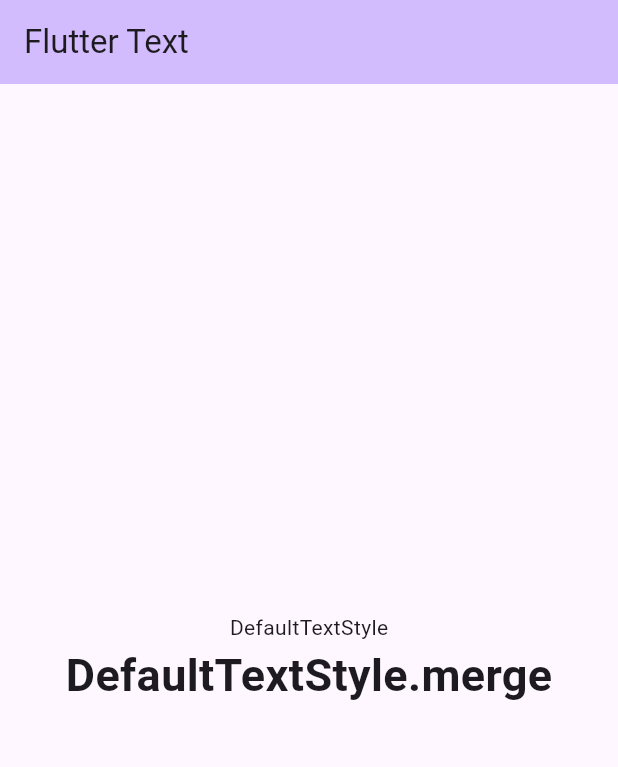
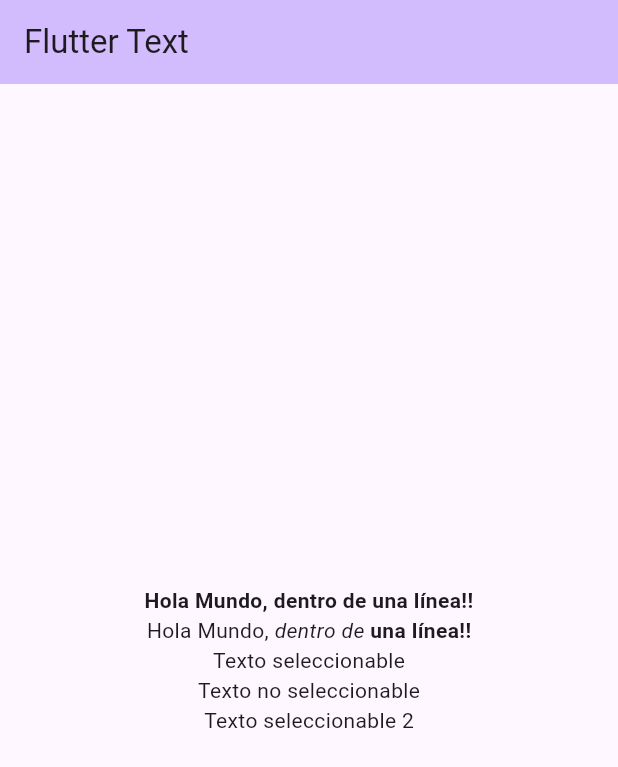
Before and after one commit to jaimetellezb/widget-catalog, a Flutter app: the screen it shows after launch, on a phone screen of 412 x 824 dp. Shown: the top 767 px of the screen. Run offline on Flutter 3.47's test engine with Material 3 defaults, Android fonts, the phone set to English and light mode, and no system bars.

Commit message:
widget Text

```diff
--- a/lib/main.dart
+++ b/lib/main.dart
@@ -27,25 +27,43 @@
 
   @override
   Widget build(BuildContext context) {
-    DefaultTextStyle defaultStyle = DefaultTextStyle.of(context);
-    print(defaultStyle);
-
     return Scaffold(
       appBar: AppBar(
         backgroundColor: Theme.of(context).colorScheme.inversePrimary,
         title: Text(title),
       ),
-      body: Center(
+      body: const Center(
         child: Column(
           mainAxisAlignment: MainAxisAlignment.center,
           children: <Widget>[
-            const Text(
-              'DefaultTextStyle',
+            Text(
+              'Hola Mundo, dentro de una línea!!',
+              textAlign: TextAlign.center,
+              style: TextStyle(fontWeight: FontWeight.bold),
             ),
-            DefaultTextStyle.merge(
-              style: const TextStyle(fontSize: 30, fontWeight: FontWeight.bold),
-              child: const Text(
-                'DefaultTextStyle.merge',
+            Text.rich(
+              TextSpan(
+                text: 'Hola Mundo,',
+                children: <TextSpan>[
+                  TextSpan(
+                      text: ' dentro de ',
+                      style: TextStyle(fontStyle: FontStyle.italic)),
+                  TextSpan(
+                      text: 'una línea!!',
+                      style: TextStyle(fontWeight: FontWeight.bold)),
+                ],
+              ),
+            ),
+            SelectionArea(
+              child: Column(
+                mainAxisAlignment: MainAxisAlignment.center,
+                children: <Widget>[
+                  Text('Texto seleccionable'),
+                  SelectionContainer.disabled(
+                    child: Text('Texto no seleccionable'),
+                  ),
+                  Text('Texto seleccionable 2'),
+                ],
               ),
             ),
           ],
```
